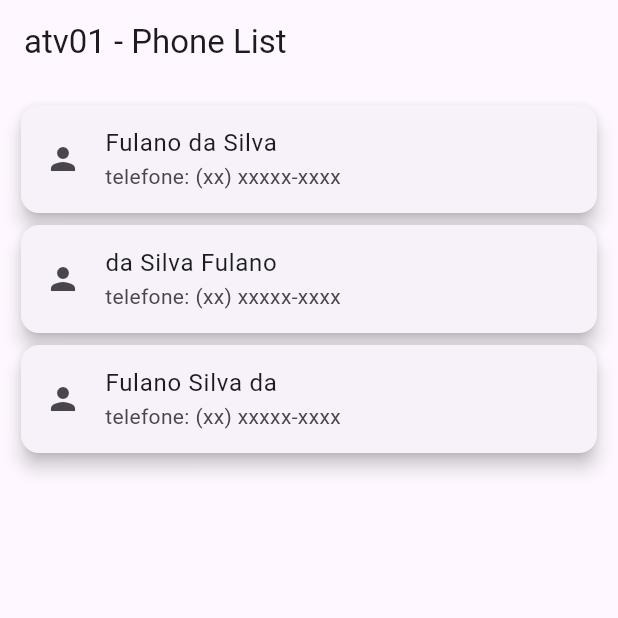
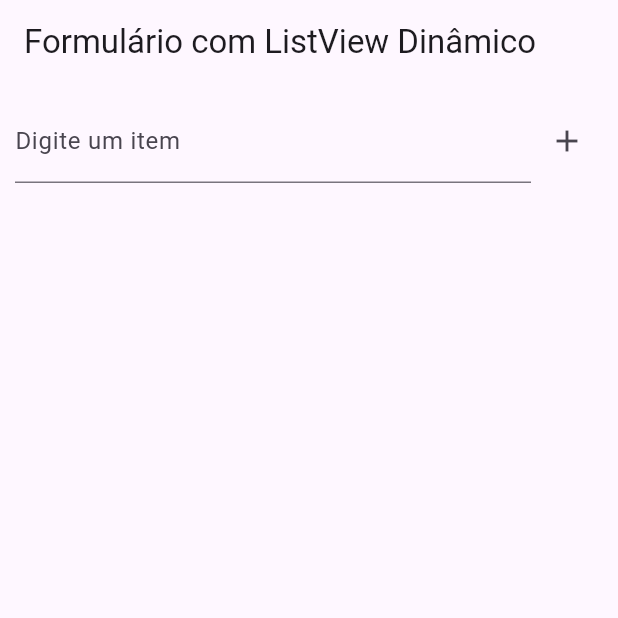
Before and after one commit to SenhorAfonso/pgm-atv-03, a Flutter app: the screen it shows after launch, on a phone screen of 412 x 824 dp, the top half of it. Run offline on Flutter 3.47's test engine with Material 3 defaults, Android fonts, the phone set to English and light mode, and no system bars.

```diff
--- a/lib/main.dart
+++ b/lib/main.dart
@@ -10,52 +10,85 @@ class MyApp extends StatelessWidget {
   @override
   Widget build(BuildContext context) {
     return MaterialApp(
-      title: 'Atividade 01',
+      title: 'atv-02 - Todo List',
       theme: ThemeData(
         primarySwatch: Colors.blue,
       ),
-      home: const PhoneList(),
+      home: const FormPage(),
     );
   }
 }
 
-class PhoneList extends StatelessWidget {
-  const PhoneList({super.key});
+class FormPage extends StatefulWidget {
+  const FormPage({super.key});
+
+  @override
+  _FormPageState createState() => _FormPageState();
+}
+
+class _FormPageState extends State<FormPage> {
+  final _formKey = GlobalKey<FormState>();
+  final TextEditingController _controller = TextEditingController();
+
+  final List<String> _items = [];
+
+  void _addItem() {
+    if (_formKey.currentState?.validate() ?? false) {
+      setState(() {
+        _items.add(_controller.text);
+        _controller.clear();
+      });
+    }
+  }
 
   @override
   Widget build(BuildContext context) {
     return Scaffold(
       appBar: AppBar(
-        title: const Text('atv01 - Phone List'),
+        title: const Text('Formulário com ListView Dinâmico'),
       ),
-      body: ListView(
-        padding: const EdgeInsets.all(10),
-        children: const <Widget>[
-          Card(
-            elevation: 5,
-            child: ListTile(
-              leading: Icon(Icons.person),
-              title: Text('Fulano da Silva'),
-              subtitle: Text('telefone: (xx) xxxxx-xxxx'),
+      body: Padding(
+        padding: const EdgeInsets.all(10.0),
+        child: Column(
+          children: <Widget>[
+            Form(
+              key: _formKey,
+              child: Row(
+                children: <Widget>[
+                  Expanded(
+                    child: TextFormField(
+                      controller: _controller,
+                      decoration: const InputDecoration(labelText: 'Digite um item'),
+                      validator: (value) {
+                        if (value == null || value.isEmpty) {
+                          return 'Por favor, insira um texto';
+                        }
+                        return null;
+                      },
+                    ),
+                  ),
+                  IconButton(
+                    icon: const Icon(Icons.add),
+                    onPressed: _addItem,
+                  ),
+                ],
+              ),
             ),
-          ),
-          Card(
-            elevation: 5,
-            child: ListTile(
-              leading: Icon(Icons.person),
-              title: Text('da Silva Fulano'),
-              subtitle: Text('telefone: (xx) xxxxx-xxxx'),
+            Expanded(
+              child: ListView.builder(
+                itemCount: _items.length,
+                itemBuilder: (context, index) {
+                  return Card(
+                    elevation: 5,
+                    child: ListTile(
+                      title: Text(_items[index]),
+                    ),
+                  );
+                },
+              ),
             ),
-          ),
-          Card(
-            elevation: 5,
-            child: ListTile(
-              leading: Icon(Icons.person),
-              title: Text('Fulano Silva da'),
-              subtitle: Text('telefone: (xx) xxxxx-xxxx'),
-            ),
-          ),
-        ],
+          ],
+        ),
       ),
     );
   }
```
